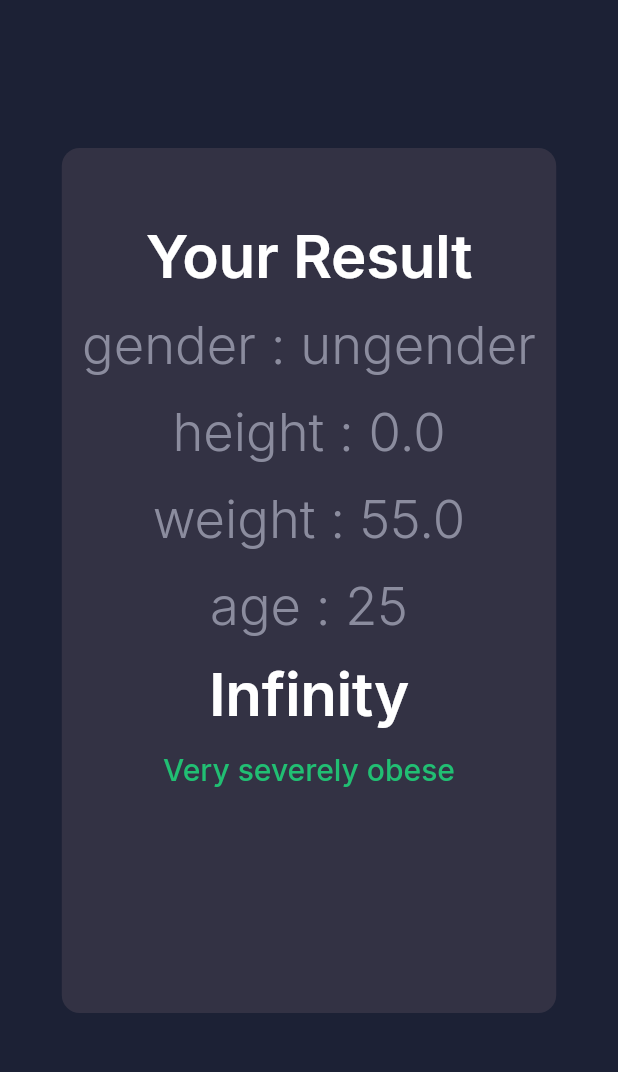
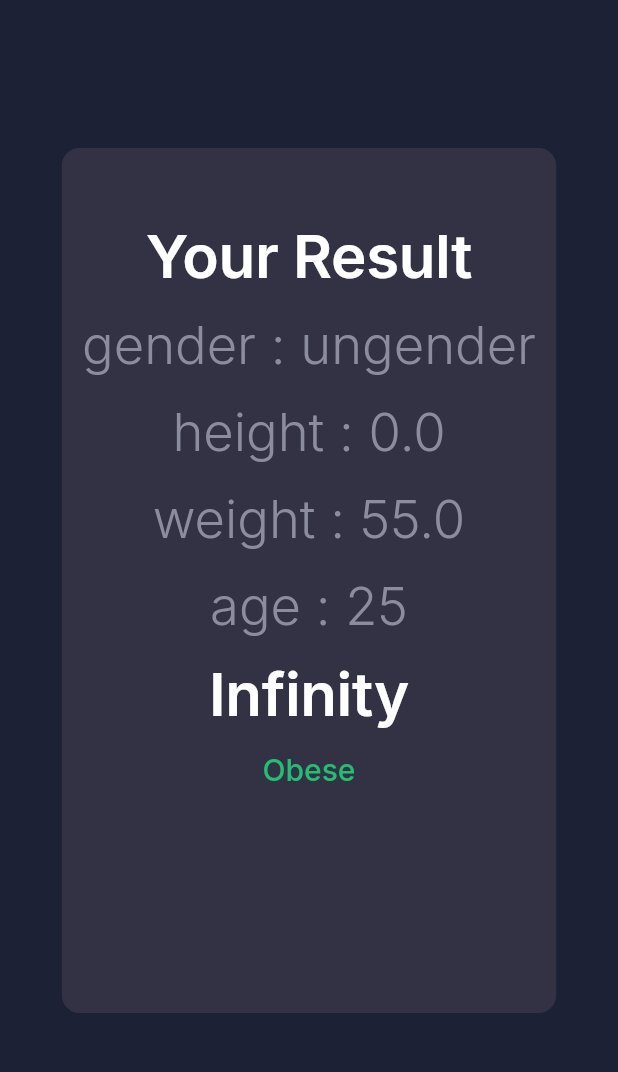
Before and after one commit to mdzarepour/Flutter_Bmi_Calculator, a Flutter app: the screen it shows after launch, after a tap on the "arrow upward" icon, after a tap on the "arrow downward" icon, after a tap on "BMI Calculator", on a phone screen of 412 x 824 dp, the part 75-1147 px from its top. Run offline on Flutter 3.47's test engine with Material 3 defaults, Android fonts, the phone set to English and light mode, and no system bars; our stand-ins replace google_fonts.

Commit message:
ResultScreen refactored

```diff
--- a/lib/core/constants/app_strings.dart
+++ b/lib/core/constants/app_strings.dart
@@ -8,4 +8,9 @@ class AppStrings {
   static const String inputWeightLable = 'Weight';
   static const String inputAgeLable = 'Age';
   static const String resultTitle = 'Your Result';
+  static const String resultDefaultMessage = 'please check statics again';
+  static const String resultFirstCategory = 'Underweight';
+  static const String resultSecondCategory = 'Normal (healthy weight)';
+  static const String resultThirdCategory = 'Overweight';
+  static const String resultFourthCategory = 'Obese';
 }
--- a/lib/screens/input_screen/components/card_widget.dart
+++ b/lib/core/widgets/card_widget.dart
@@ -1,8 +1,8 @@
 import 'package:bmi_calculator/core/constants/app_colors.dart';
 import 'package:flutter/material.dart';
 
-class InputCardWidget extends StatelessWidget {
-  const InputCardWidget({
+class CardWidget extends StatelessWidget {
+  const CardWidget({
     super.key,
     required this.cardChild,
     this.cardColor = AppColors.materialThirdBlue,
--- a/lib/screens/input_screen/components/single_childe_input_widget.dart
+++ b/lib/screens/input_screen/components/single_childe_input_widget.dart
@@ -1,5 +1,5 @@
 import 'package:bmi_calculator/core/constants/app_colors.dart';
-import 'package:bmi_calculator/screens/input_screen/components/card_widget.dart';
+import 'package:bmi_calculator/core/widgets/card_widget.dart';
 import 'package:flutter/material.dart';
 
 class SingleChildInputWidget extends StatelessWidget {
@@ -21,7 +21,7 @@ class SingleChildInputWidget extends StatelessWidget {
       child: SizedBox(
         height: size.height * 0.22,
         width: size.width,
-        child: InputCardWidget(
+        child: CardWidget(
           cardChild: Column(
             spacing: 10,
             mainAxisAlignment: MainAxisAlignment.center,
--- a/lib/screens/input_screen/input_screen.dart
+++ b/lib/screens/input_screen/input_screen.dart
@@ -1,7 +1,7 @@
 import 'package:bmi_calculator/core/constants/app_strings.dart';
 import 'package:bmi_calculator/models/bmi_model.dart';
 import 'package:bmi_calculator/screens/input_screen/components/calculation_button.dart';
-import 'package:bmi_calculator/screens/input_screen/components/card_widget.dart';
+import 'package:bmi_calculator/core/widgets/card_widget.dart';
 import 'package:bmi_calculator/screens/input_screen/components/multi_child_input_widget.dart';
 import 'package:bmi_calculator/screens/input_screen/components/single_childe_input_widget.dart';
 import 'package:flutter/material.dart';
@@ -38,7 +38,7 @@ class _InputPageState extends State<InputPage> {
           const SizedBox.shrink(),
           // gender selection layer -->
           MultiChildInputWidget(
-            leftSideWidget: InputCardWidget(
+            leftSideWidget: CardWidget(
               cardColor: bmiModel.genderSelectionColor(Gender.male),
               cardChild: GestureDetector(
                 onTap: () => _genderSelection(Gender.male),
@@ -55,7 +55,7 @@ class _InputPageState extends State<InputPage> {
                 ),
               ),
             ),
-            rightSideWidget: InputCardWidget(
+            rightSideWidget: CardWidget(
               cardColor: bmiModel.genderSelectionColor(Gender.female),
               cardChild: GestureDetector(
                 onTap: () => _genderSelection(Gender.female),
@@ -85,7 +85,7 @@ class _InputPageState extends State<InputPage> {
           ),
           // weight and age selection layer -->
           MultiChildInputWidget(
-            leftSideWidget: InputCardWidget(
+            leftSideWidget: CardWidget(
               cardChild: Column(
                 mainAxisAlignment: MainAxisAlignment.spaceAround,
                 children: [
@@ -113,7 +113,7 @@ class _InputPageState extends State<InputPage> {
                 ],
               ),
             ),
-            rightSideWidget: InputCardWidget(
+            rightSideWidget: CardWidget(
               cardChild: Column(
                 mainAxisAlignment: MainAxisAlignment.spaceAround,
                 children: [
--- a/lib/screens/resualt_screen/resualt_screen.dart
+++ b/lib/screens/resualt_screen/resualt_screen.dart
@@ -1,6 +1,6 @@
 import 'package:bmi_calculator/core/constants/app_strings.dart';
 import 'package:bmi_calculator/models/bmi_model.dart';
-import 'package:bmi_calculator/screens/input_screen/components/card_widget.dart';
+import 'package:bmi_calculator/core/widgets/card_widget.dart';
 import 'package:flutter/material.dart';
 
 class ResualtScreen extends StatefulWidget {
@@ -13,7 +13,9 @@ class ResualtScreen extends StatefulWidget {
 
 class _ResualtScreenState extends State<ResualtScreen> {
   late final Map<String, dynamic> bmiMap;
-  String conditionMessage = 'unKnown';
+  String conditionMessage = AppStrings.resultDefaultMessage;
+  late double _calculatedBmi;
+
   @override
   void initState() {
     bmiMap = {
@@ -22,6 +24,8 @@ class _ResualtScreenState extends State<ResualtScreen> {
       'weight': widget.bmiModel.weight,
       'age': widget.bmiModel.age,
     };
+    _calculatedBmi = _calculateBmiValue();
+    conditionMessage = _getConditionMessage(_calculatedBmi);
     super.initState();
   }
 
@@ -29,14 +33,13 @@ class _ResualtScreenState extends State<ResualtScreen> {
   Widget build(BuildContext context) {
     final ThemeData theme = Theme.of(context);
     Size size = MediaQuery.of(context).size;
-
     return Scaffold(
       appBar: AppBar(title: const Text(AppStrings.inputAppBarTitle)),
       body: Center(
         child: SizedBox(
           width: size.width * 0.8,
           height: size.height * 0.7,
-          child: InputCardWidget(
+          child: CardWidget(
             cardChild: ListView(
               children: [
                 const SizedBox(height: 50),
@@ -58,7 +61,7 @@ class _ResualtScreenState extends State<ResualtScreen> {
                 Text(
                   textAlign: TextAlign.center,
                   style: theme.textTheme.displayLarge,
-                  _calculateBmi(),
+                  _calculatedBmi.toStringAsFixed(2),
                 ),
                 const SizedBox(height: 15),
                 Text(
@@ -74,39 +77,16 @@ class _ResualtScreenState extends State<ResualtScreen> {
     );
   }
 
-  String _calculateBmi() {
-    double height = bmiMap['height'] / 100;
-    double weight = bmiMap['weight'];
-    double bmi = weight / (height * height);
-    switch (bmi) {
-      case < 15:
-        conditionMessage = 'Very severely underweight';
-        break;
-      case > 15 && < 16:
-        conditionMessage = '	Severely underweight';
-        break;
-      case > 16 && < 18.5:
-        conditionMessage = 'Underweight';
-        break;
-      case > 18.5 && < 25:
-        conditionMessage = 'Normal (healthy weight)';
-        break;
-      case > 25 && < 30:
-        conditionMessage = 'Overweight';
-        break;
-      case > 30 && < 35:
-        conditionMessage = 'Moderately obese';
-        break;
-      case > 35 && 40:
-        conditionMessage = 'Severely obese';
-        break;
-      case > 40:
-        conditionMessage = 'Very severely obese';
-        break;
-      default:
-        conditionMessage = 'please recheack statics sgain';
-    }
-    return bmi.toStringAsFixed(2);
+  double _calculateBmiValue() {
+    double height = bmiMap['height']! / 100;
+    double weight = bmiMap['weight']!;
+    return weight / (height * height);
+  }
+
+  String _getConditionMessage(double bmi) {
+    if (bmi < 18.5) return AppStrings.resultFirstCategory;
+    if (bmi < 25) return AppStrings.resultSecondCategory;
+    if (bmi < 30) return AppStrings.resultThirdCategory;
+    return AppStrings.resultFourthCategory;
   }
 }
-//TODO refactor imports -->
```
